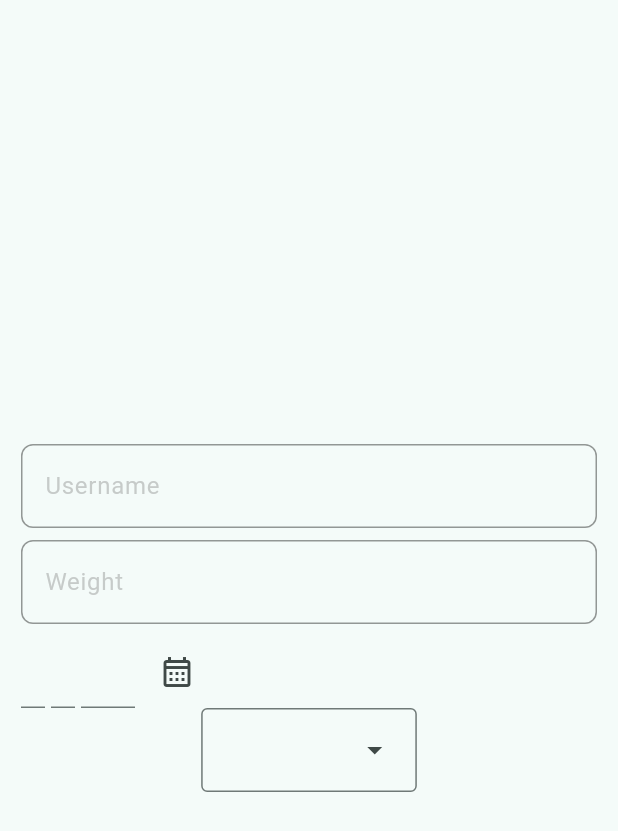
After one commit to sai-satish/Medical-Chatbot, a Flutter app: the PostSignUpScreen screen opened directly, on a phone screen of 412 x 824 dp. The commit adds this screen. Shown: the top 831 px of the screen. Run offline on Flutter 3.47's test engine with Material 3 defaults, Android fonts, the light colour scheme and no system bars.

Commit message:
Created post signup user details page

```diff
--- a/lib/components/inputFields.dart
+++ b/lib/components/input_fields.dart
@@ -1,14 +1,14 @@
 import 'package:flutter/material.dart';
-class inputFields extends StatefulWidget {
+class InputFields extends StatefulWidget {
   final String? hintText;
   final TextInputType? keyBoardLayout;
-  const inputFields({this.hintText, this.keyBoardLayout, super.key});
+  const InputFields({this.hintText, this.keyBoardLayout, super.key});
 
   @override
-  State<inputFields> createState() => _inputFieldsState();
+  State<InputFields> createState() => _InputFieldsState();
 }
 
-class _inputFieldsState extends State<inputFields> {
+class _InputFieldsState extends State<InputFields> {
   @override
   Widget build(BuildContext context) {
     return TextField(
--- a/lib/main.dart
+++ b/lib/main.dart
@@ -1,5 +1,5 @@
 import 'package:flutter/material.dart';
-import 'package:medical_chatbot/SignUpScreen.dart';
+import 'package:medical_chatbot/sign_up_screen.dart';
 
 void main() {
   runApp(
--- /dev/null
+++ b/lib/post_sign_up_screen.dart
@@ -0,0 +1,136 @@
+import 'package:flutter/material.dart';
+import 'package:medical_chatbot/components/input_fields.dart';
+
+void main() {
+  runApp(
+    MaterialApp(
+      theme: ThemeData(
+        colorScheme: ColorScheme.fromSeed(
+            seedColor: const Color.fromRGBO(21, 119, 112, 1)),
+        primaryColor: const Color.fromRGBO(21, 119, 112, 1),
+        textTheme: const TextTheme(
+          displayLarge: TextStyle(
+              fontSize: 32,
+              fontWeight: FontWeight.bold,
+              color: Colors.black), // Primary heading
+          displayMedium: TextStyle(
+              fontSize: 24,
+              fontWeight: FontWeight.w400,
+              color: Colors.black87), // Secondary heading
+          bodyMedium: TextStyle(
+              fontSize: 16,
+              fontWeight: FontWeight.normal,
+              color: Colors.black54), // Body text
+          bodySmall: TextStyle(
+              fontSize: 14,
+              fontWeight: FontWeight.w300,
+              color: Colors.black45), // Smaller body text
+          labelSmall: TextStyle(
+              fontSize: 11,
+              fontWeight: FontWeight.w300,
+              color: Colors.black45), // Smaller body text
+        ),
+      ),
+      debugShowCheckedModeBanner: false,
+      home: const PostSignUpScreen(),
+    ),
+  );
+}
+
+class PostSignUpScreen extends StatefulWidget {
+  const PostSignUpScreen({super.key});
+
+  @override
+  State<PostSignUpScreen> createState() => _PostSignUpScreenState();
+}
+
+class _PostSignUpScreenState extends State<PostSignUpScreen> {
+  TextEditingController date = TextEditingController();
+  TextEditingController month = TextEditingController();
+  TextEditingController year = TextEditingController();
+
+  void dobInput() async {
+    final dob = await showDatePicker(
+      context: context,
+      initialDate: DateTime.now(), // Default selected date
+      firstDate: DateTime(2000), // Earliest selectable date
+      lastDate: DateTime.now(), // Latest selectable date
+    );
+    setState(() {
+      date.text = '${dob?.day}';
+      month.text = '${dob?.month}';
+      year.text = '${dob?.year}';
+    });
+  }
+
+  @override
+  Widget build(BuildContext context) {
+    return Scaffold(
+      body: Center(
+        child: Container(
+          constraints: const BoxConstraints(
+            maxWidth: 400,
+          ),
+          padding: const EdgeInsets.all(8.0),
+          child: Column(
+            mainAxisAlignment: MainAxisAlignment.center,
+            children: [
+              const InputFields(
+                hintText: "Username",
+                keyBoardLayout: TextInputType.text,
+              ),
+              const SizedBox(
+                height: 8,
+              ),
+              const InputFields(
+                hintText: "Weight",
+                keyBoardLayout: TextInputType.numberWithOptions(decimal: true),
+              ),
+              const SizedBox(
+                height: 8,
+              ),
+              //InputFields(hintText: "Dob", keyBoardLayout: TextInputType.datetime,),
+              Row(
+                children: [
+                  Container(
+                      constraints: const BoxConstraints(
+                        maxWidth: 20,
+                      ),
+                      padding: const EdgeInsets.only(right: 4),
+                      child: TextField(
+                        controller: date,
+                      )),
+                  Container(
+                      constraints: const BoxConstraints(
+                        maxWidth: 20,
+                      ),
+                      padding: const EdgeInsets.only(right: 4),
+                      child: TextField(
+                        controller: month,
+                      )),
+                  Container(
+                      constraints: const BoxConstraints(
+                        maxWidth: 40,
+                      ),
+                      padding: const EdgeInsets.only(right: 4),
+                      child: TextField(
+                        controller: year,
+                      )),
+                  IconButton(
+                      onPressed: dobInput,
+                      icon: const Icon(Icons.calendar_month_outlined)),
+                ],
+              ),
+              const DropdownMenu(
+                dropdownMenuEntries: <DropdownMenuEntry>[
+                  DropdownMenuEntry(value: 'male', label: 'male'),
+                  DropdownMenuEntry(value: 'female', label: 'female'),
+                ],
+              ),
+            ],
+          ),
+        ),
+      ),
+    );
+  }
+}
```
Also changed, not shown: lib/password_confirmation_page.dart (renamed from lib/PasswordConfirmation.dart, +5 -5 lines), lib/sign_up_screen.dart (renamed from lib/SignUpScreen.dart, +4 -4 lines), lib/components/custom_button.dart (renamed from lib/components/CustomButton.dart), 1 other file.
